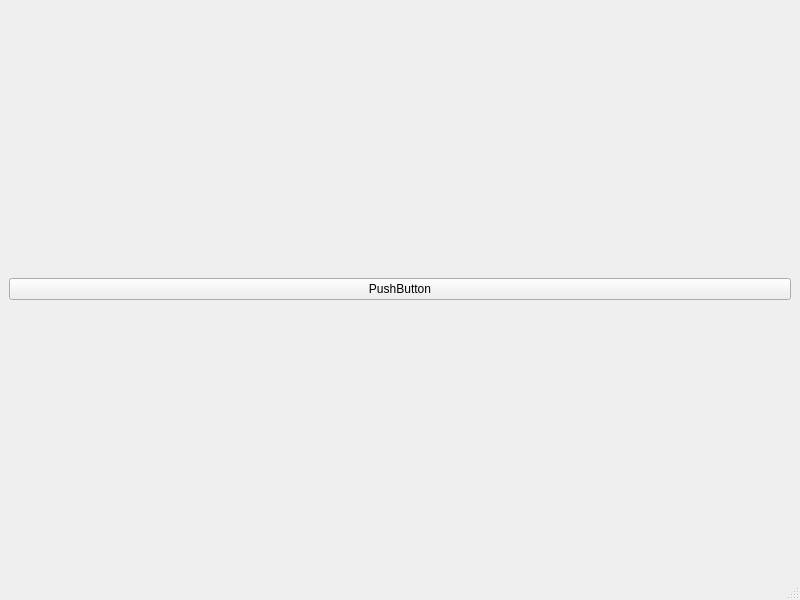
Above: IA/window.ui from Douraid-BEN-HASSEN/ar_course before the change. Below: the same form after it.
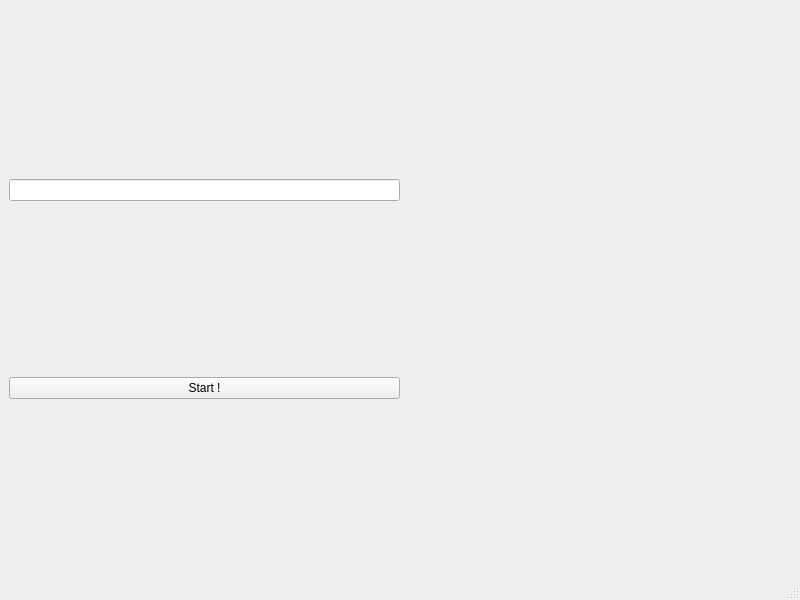
That is the form after the change.

What changed in the file:
```diff
--- a/IA/window.ui
+++ b/IA/window.ui
@@ -18,16 +18,33 @@
     <item>
      <layout class="QVBoxLayout" name="verticalLayout">
       <item>
-       <widget class="QPushButton" name="pushButton">
+       <widget class="QLineEdit" name="lineEdit_Player"/>
+      </item>
+      <item>
+       <widget class="QPushButton" name="pushButton_start">
         <property name="text">
-         <string>PushButton</string>
+         <string>Start !</string>
         </property>
        </widget>
       </item>
      </layout>
     </item>
     <item>
-     <layout class="QVBoxLayout" name="verticalLayout_map"/>
+     <layout class="QVBoxLayout" name="verticalLayout_map">
+      <item>
+       <spacer name="horizontalSpacer">
+        <property name="orientation">
+         <enum>Qt::Horizontal</enum>
+        </property>
+        <property name="sizeHint" stdset="0">
+         <size>
+          <width>40</width>
+          <height>20</height>
+         </size>
+        </property>
+       </spacer>
+      </item>
+     </layout>
     </item>
    </layout>
   </widget>
```
Left out of the diff: 2 changed lines with no effect on the pictures.
